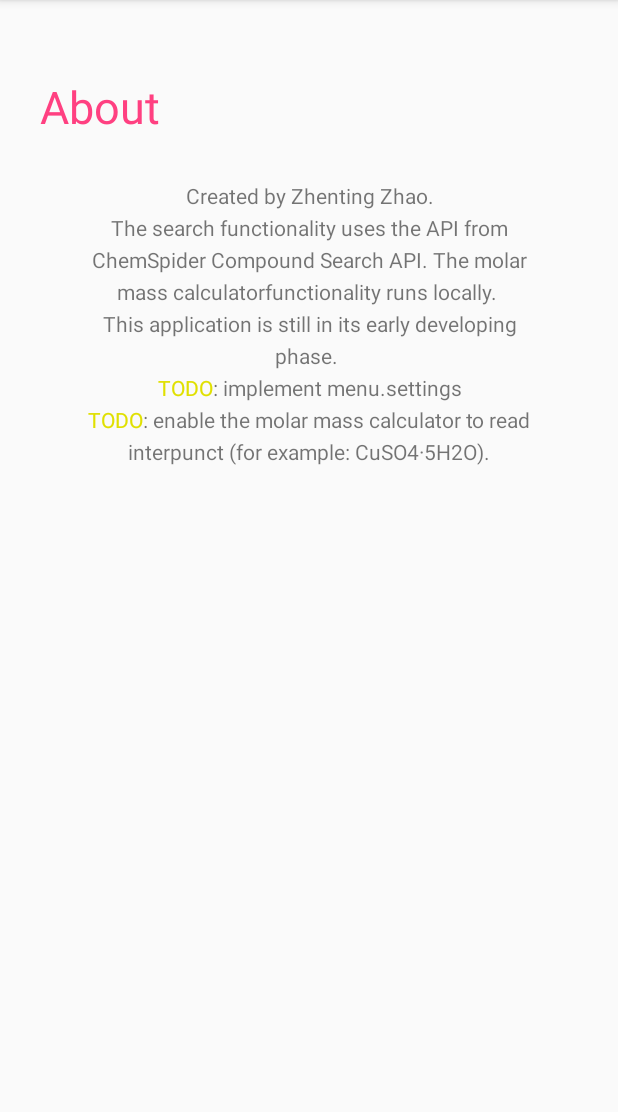
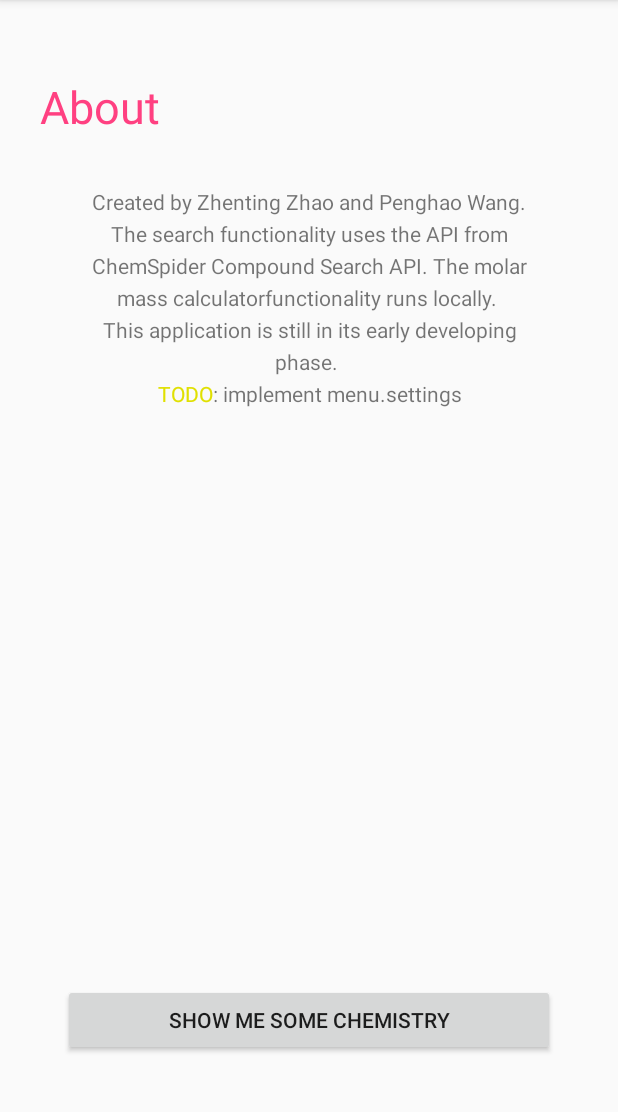
Before and after one commit to AlexZhaoZt/Chemistry-Helper, an Android app: the about screen opened directly, with no data from a screen before it, on a phone screen of 412 x 824 dp, the part 84-1196 px from its top. Run offline under Robolectric (Android 15) with nearby library versions, the phone set to English and light mode, and no system bars; network calls fail.

Commit message:
finalized version for final project

```diff
--- a/app/src/main/AndroidManifest.xml
+++ b/app/src/main/AndroidManifest.xml
@@ -6,7 +6,7 @@
 
     <application
         android:allowBackup="true"
-        android:icon="@drawable/icon"
+        android:icon="@drawable/icon2"
         android:label="@string/app_name"
         android:roundIcon="@mipmap/ic_launcher_round"
         android:supportsRtl="true"
--- a/app/src/main/java/edu/illinois/cs/cs125/chemHelper/about.java
+++ b/app/src/main/java/edu/illinois/cs/cs125/chemHelper/about.java
@@ -1,25 +1,41 @@
 package edu.illinois.cs.cs125.chemHelper;
 
+import android.content.Intent;
+import android.net.Uri;
 import android.support.v7.app.AppCompatActivity;
 import android.os.Bundle;
 import android.text.Html;
+import android.view.View;
+import android.widget.Button;
 import android.widget.TextView;
 
 public class about extends AppCompatActivity {
 
     private TextView title;
     private TextView text;
+    private Button youTube;
     @Override
     protected void onCreate(Bundle savedInstanceState) {
         super.onCreate(savedInstanceState);
         setContentView(R.layout.activity_about);
         title = (TextView) findViewById(R.id.title);
         text = (TextView) findViewById(R.id.text);
-        text.setText(Html.fromHtml("Created by Zhenting Zhao.<br>The search functionality uses the " +
+        youTube = (Button) findViewById(R.id.youTube);
+        text.setText(Html.fromHtml("Created by Zhenting Zhao and Penghao Wang.<br>The search functionality uses the " +
                 "API from ChemSpider Compound Search API. The molar mass calculator" +
                 "functionality runs locally. <br> This application is still in its early " +
-                "developing phase. <br>" + "<font color=#e0e000>TODO</font>: implement menu.settings<br>" +
-                "<font color=#e0e000>TODO</font>: enable the molar mass calculator to read interpunct " +
-                "(for example: CuSO4·5H2O)."));
+                "developing phase. <br>" + "<font color=#e0e000>TODO</font>: implement menu.settings<br>"));
+        youTube.setOnClickListener(new View.OnClickListener() {
+            @Override
+            public void onClick(View v) {
+                String video = "https://www.youtube.com/watch?v=wQXrmVKHJRA&t=210s";
+                Uri webAddress = Uri.parse(video);
+
+                Intent goToVideo = new Intent(Intent.ACTION_VIEW, webAddress);
+                if (goToVideo.resolveActivity(getPackageManager()) != null) {
+                    startActivity(goToVideo);
+                }
+            }
+        });
     }
 }
--- a/app/src/main/res/layout/activity_about.xml
+++ b/app/src/main/res/layout/activity_about.xml
@@ -45,4 +45,22 @@
         app:layout_constraintStart_toStartOf="parent"
         app:layout_constraintTop_toTopOf="parent"
         app:layout_constraintVertical_bias="0.19999999" />
+
+    <Button
+        android:id="@+id/youTube"
+        android:layout_width="328dp"
+        android:layout_height="wrap_content"
+        android:layout_marginBottom="8dp"
+        android:layout_marginEnd="8dp"
+        android:layout_marginLeft="8dp"
+        android:layout_marginRight="8dp"
+        android:layout_marginStart="8dp"
+        android:layout_marginTop="8dp"
+        android:text="Show Me Some Chemistry"
+        app:layout_constraintBottom_toBottomOf="parent"
+        app:layout_constraintEnd_toEndOf="parent"
+        app:layout_constraintStart_toStartOf="parent"
+        app:layout_constraintTop_toTopOf="parent"
+        app:layout_constraintVertical_bias="0.92" />
+
 </android.support.constraint.ConstraintLayout>
```
Also changed, not shown: app/src/main/java/edu/illinois/cs/cs125/chemHelper/MainActivity.java (+23 -1 lines), app/src/main/res/layout/activity_search_result.xml (+9 -3 lines).
